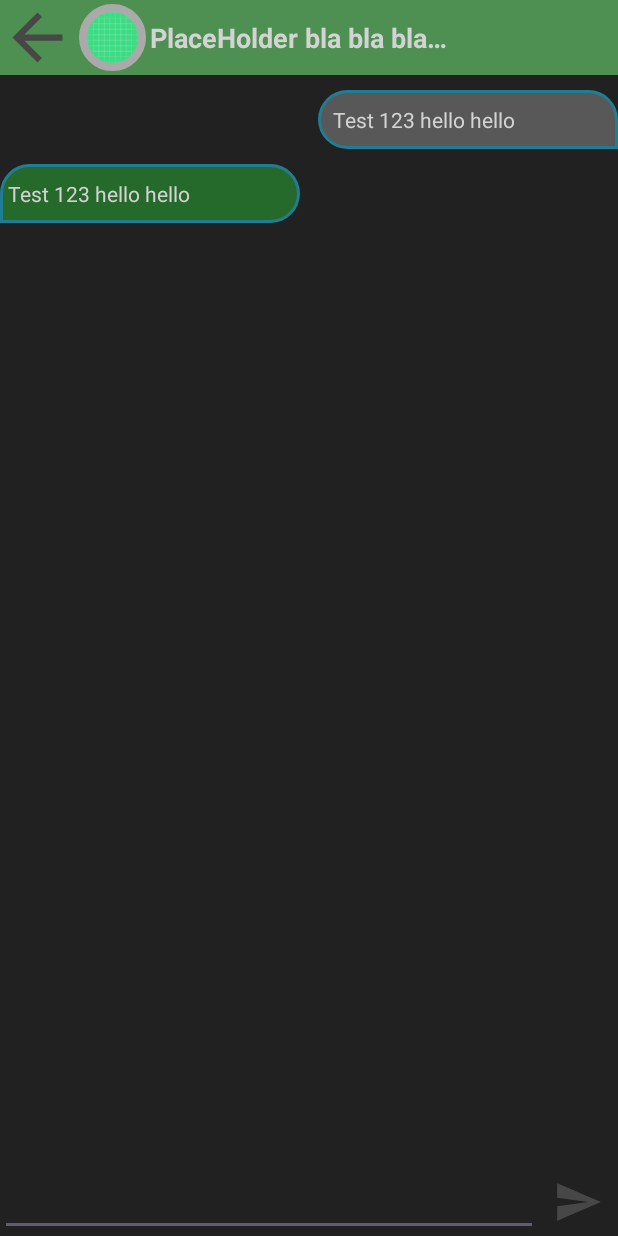
After one commit to YoavNahumus/AP2-4, an Android app: the ChatActivity screen opened directly, with no data from a screen before it, on a phone screen of 412 x 824 dp. The commit adds this screen. Run offline under Robolectric (Android 15) with nearby library versions, the phone set to English and light mode, and no system bars; Roboto replaces fonts that are not available here.

Commit message:
Chat activity UI and color and ui improvments

```diff
--- a/app/src/main/AndroidManifest.xml
+++ b/app/src/main/AndroidManifest.xml
@@ -1,6 +1,7 @@
 <?xml version="1.0" encoding="utf-8"?>
 <manifest xmlns:android="http://schemas.android.com/apk/res/android"
     xmlns:tools="http://schemas.android.com/tools">
+
     <uses-permission android:name="android.permission.INTERNET" />
 
     <application
@@ -12,8 +13,11 @@
         android:roundIcon="@mipmap/ic_launcher_round"
         android:supportsRtl="true"
         android:theme="@style/Theme.AP24"
-        tools:targetApi="31"
-        android:usesCleartextTraffic="true">
+        android:usesCleartextTraffic="true"
+        tools:targetApi="31">
+        <activity
+            android:name=".ChatActivity"
+            android:exported="false" />
         <activity
             android:name=".MainActivity"
             android:exported="true">
@@ -23,6 +27,7 @@
                 <category android:name="android.intent.category.LAUNCHER" />
             </intent-filter>
         </activity>
+
         <meta-data
             android:name="preloaded_fonts"
             android:resource="@array/preloaded_fonts" />
--- /dev/null
+++ b/app/src/main/java/com/example/ap2_4/ChatActivity.java
@@ -0,0 +1,14 @@
+package com.example.ap2_4;
+
+import androidx.appcompat.app.AppCompatActivity;
+
+import android.os.Bundle;
+
+public class ChatActivity extends AppCompatActivity {
+
+    @Override
+    protected void onCreate(Bundle savedInstanceState) {
+        super.onCreate(savedInstanceState);
+        setContentView(R.layout.activity_chat);
+    }
+}
--- /dev/null
+++ b/app/src/main/res/drawable/baseline_arrow_back_24.xml
@@ -0,0 +1,5 @@
+<vector android:autoMirrored="true" android:height="50dp"
+    android:tint="#474747" android:viewportHeight="24"
+    android:viewportWidth="24" android:width="50dp" xmlns:android="http://schemas.android.com/apk/res/android">
+    <path android:fillColor="@android:color/white" android:pathData="M20,11H7.83l5.59,-5.59L12,4l-8,8 8,8 1.41,-1.41L7.83,13H20v-2z"/>
+</vector>
--- /dev/null
+++ b/app/src/main/res/drawable/baseline_send_50.xml
@@ -0,0 +1,5 @@
+<vector android:autoMirrored="true" android:height="50dp"
+    android:tint="#474747" android:viewportHeight="24"
+    android:viewportWidth="24" android:width="50dp" xmlns:android="http://schemas.android.com/apk/res/android">
+    <path android:fillColor="@android:color/white" android:pathData="M2.01,21L23,12 2.01,3 2,10l15,2 -15,2z"/>
+</vector>
--- /dev/null
+++ b/app/src/main/res/drawable/message_bg_left.xml
@@ -0,0 +1,11 @@
+<?xml version="1.0" encoding="utf-8"?>
+<shape xmlns:android="http://schemas.android.com/apk/res/android" android:id="@+id/listview_background_shape">
+    <stroke android:width="2dp" android:color="#ff207d94" />
+    <padding android:left="2dp"
+        android:top="2dp"
+        android:right="2dp"
+        android:bottom="2dp" />
+    <corners android:topLeftRadius="20dp" android:topRightRadius="20dp"
+        android:bottomLeftRadius="0dp" android:bottomRightRadius="20dp"/>
+    <solid android:color="@color/msgsent" />
+</shape>
--- /dev/null
+++ b/app/src/main/res/drawable/message_bg_right.xml
@@ -0,0 +1,11 @@
+<?xml version="1.0" encoding="utf-8"?>
+<shape xmlns:android="http://schemas.android.com/apk/res/android" android:id="@+id/listview_background_shape">
+    <stroke android:width="2dp" android:color="#ff207d94" />
+    <padding android:left="2dp"
+        android:top="2dp"
+        android:right="2dp"
+        android:bottom="2dp" />
+    <corners android:topLeftRadius="20dp" android:topRightRadius="20dp"
+        android:bottomLeftRadius="20dp" android:bottomRightRadius="0dp"/>
+    <solid android:color="@color/msgrecive" />
+</shape>
--- /dev/null
+++ b/app/src/main/res/layout/activity_chat.xml
@@ -0,0 +1,115 @@
+<?xml version="1.0" encoding="utf-8"?>
+<androidx.constraintlayout.widget.ConstraintLayout xmlns:android="http://schemas.android.com/apk/res/android"
+    xmlns:app="http://schemas.android.com/apk/res-auto"
+    xmlns:tools="http://schemas.android.com/tools"
+    android:layout_width="match_parent"
+    android:layout_height="match_parent"
+    tools:context=".ChatActivity">
+
+    <LinearLayout
+        android:layout_width="match_parent"
+        android:layout_height="match_parent"
+        android:orientation="vertical"
+        android:background="@color/graybg"
+        android:gravity="bottom">
+
+        <LinearLayout
+            android:layout_width="match_parent"
+            android:layout_height="50dp"
+            android:background="@color/greentop"
+            android:layout_weight="0">
+
+            <ImageView
+                android:layout_width="wrap_content"
+                android:layout_height="match_parent"
+                android:src="@drawable/baseline_arrow_back_24"/>
+            <com.google.android.material.imageview.ShapeableImageView
+                android:layout_width="50dp"
+                android:layout_height="50dp"
+                android:padding="5dp"
+                app:strokeWidth="5dp"
+                app:strokeColor="@android:color/darker_gray"
+                app:shapeAppearanceOverlay="@style/circleImageView"
+                android:src="@drawable/ic_launcher_background"/>
+            <TextView
+                android:layout_width="200dp"
+                android:layout_height="match_parent"
+                android:scrollHorizontally="true"
+                android:text="PlaceHolder bla bla bla bla bla bla bla"
+                android:ellipsize="end"
+                android:textStyle="bold"
+                android:textColor="@color/white2"
+                android:textSize="18dp"
+                android:gravity="center_vertical"
+                android:maxLines="1"/>
+        </LinearLayout>
+
+        <ScrollView
+            android:id="@+id/scroll"
+            android:layout_width="match_parent"
+            android:layout_height="fill_parent"
+            android:layout_weight="1">
+
+            <LinearLayout
+                android:id="@+id/container"
+                android:layout_width="match_parent"
+                android:layout_height="wrap_content"
+                android:orientation="vertical">
+
+                <TextView
+                    android:layout_width="200dp"
+                    android:layout_height="wrap_content"
+                    android:background="@drawable/message_bg_right"
+                    android:paddingVertical="10dp"
+                    android:paddingLeft="10dp"
+                    android:paddingRight="5dp"
+                    android:layout_marginTop="10dp"
+                    android:text="Test 123 hello hello"
+                    android:textColor="@color/white2"
+                    android:layout_gravity="right"/>
+
+                <TextView
+                    android:layout_width="200dp"
+                    android:layout_height="wrap_content"
+                    android:layout_marginTop="10dp"
+                    android:background="@drawable/message_bg_left"
+                    android:paddingVertical="10dp"
+                    android:paddingRight="10dp"
+                    android:paddingLeft="5dp"
+                    android:text="Test 123 hello hello"
+                    android:textColor="@color/white2"
+                    android:layout_gravity="left"/>
+
+                <!--
+                messages here
+                -->
+            </LinearLayout>
+
+        </ScrollView>
+
+        <LinearLayout
+            android:layout_width="match_parent"
+            android:layout_height="wrap_content"
+            android:orientation="horizontal"
+            android:layout_weight="0">
+
+            <EditText
+                android:layout_width="fill_parent"
+                android:layout_weight="2"
+                android:layout_height="wrap_content">
+
+            </EditText>
+
+            <ImageView
+                android:layout_width="60dp"
+                android:layout_height="match_parent"
+                android:layout_marginHorizontal="10dp"
+                android:src="@drawable/baseline_send_50"
+                android:layout_weight="1">
+
+            </ImageView>
+        </LinearLayout>
+
+    </LinearLayout>
+
+</androidx.constraintlayout.widget.ConstraintLayout>
--- a/app/src/main/res/layout/activity_main.xml
+++ b/app/src/main/res/layout/activity_main.xml
@@ -4,7 +4,7 @@
     android:layout_width="match_parent"
     android:layout_height="match_parent"
     xmlns:android="http://schemas.android.com/apk/res/android"
-    android:background="#090b0a">
+    android:background="@color/graybg">
 
     <TextView
         android:layout_width="match_parent"
@@ -23,7 +23,7 @@
     <LinearLayout
         android:layout_width="match_parent"
         android:layout_height="wrap_content"
-        android:background="#090b0a"
+        android:background="@color/graybg"
         android:orientation="vertical"
         app:layout_constraintStart_toStartOf="parent"
         app:layout_constraintTop_toBottomOf="@id/title">
--- a/app/src/main/res/layout/activity_register.xml
+++ b/app/src/main/res/layout/activity_register.xml
@@ -4,7 +4,7 @@
     android:layout_width="match_parent"
     android:layout_height="match_parent"
     xmlns:android="http://schemas.android.com/apk/res/android"
-    android:background="#090b0a">
+    android:background="@color/graybg">
 
     <TextView
         android:layout_width="match_parent"
@@ -23,7 +23,7 @@
     <LinearLayout
         android:layout_width="match_parent"
         android:layout_height="wrap_content"
-        android:background="#090b0a"
+        android:background="@color/graybg"
         android:orientation="vertical"
         app:layout_constraintStart_toStartOf="parent"
         app:layout_constraintTop_toBottomOf="@id/title">
--- a/app/src/main/res/values/colors.xml
+++ b/app/src/main/res/values/colors.xml
@@ -1,5 +1,10 @@
 <?xml version="1.0" encoding="utf-8"?>
 <resources>
     <color name="black">#FF000000</color>
+    <color name="graybg">#212121</color>
     <color name="white">#FFFFFFFF</color>
+    <color name="white2">#D3D3D3</color>
+    <color name="greentop">#4D9052</color>
+    <color name="msgsent">#256A2A</color>
+    <color name="msgrecive">#595858</color>
 </resources>
--- a/app/src/main/res/values/strings.xml
+++ b/app/src/main/res/values/strings.xml
@@ -1,3 +1,5 @@
 <resources>
     <string name="app_name">AP2-4</string>
+    <string name="title_activity_chat">ChatActivity</string>
+    <string name="action_settings">Settings</string>
 </resources>
--- /dev/null
+++ b/app/src/main/res/values/styles.xml
@@ -0,0 +1,8 @@
+<?xml version="1.0" encoding="utf-8"?>
+<resources>
+
+    <style name="circleImageView" parent="">
+        <item name="cornerFamily">rounded</item>
+        <item name="cornerSize">50%</item>
+    </style>
+</resources>
```
